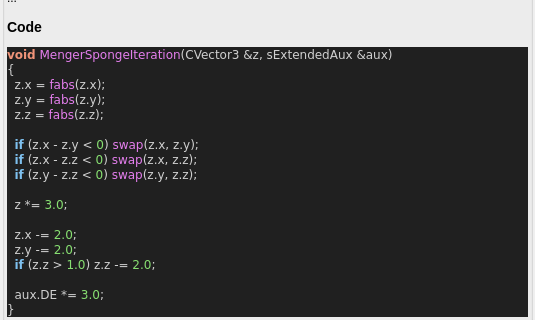
Above: mandelbulber2/qt_data/fractal_menger_sponge.ui from buddhi1980/mandelbulber2 before the change; both pictures show x 0 to 535 and y 193 to 513 of the 535 by 685 pixel window. Below: the same form after it.
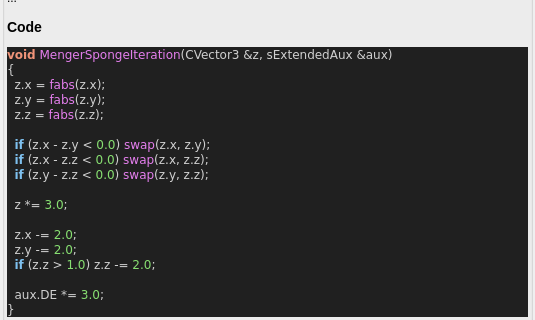
That is the form after the change. Custom widgets are drawn as their Qt base class.

Diff of the .ui file:
```diff
--- a/mandelbulber2/qt_data/fractal_menger_sponge.ui
+++ b/mandelbulber2/qt_data/fractal_menger_sponge.ui
@@ -78,9 +78,9 @@
   z&lt;span style=&quot;color:#d0d0d0&quot;&gt;.&lt;/span&gt;y &lt;span style=&quot;color:#d0d0d0&quot;&gt;=&lt;/span&gt; &lt;span style=&quot;color:#e47eed&quot;&gt;fabs&lt;/span&gt;&lt;span style=&quot;color:#d0d0d0&quot;&gt;(&lt;/span&gt;z&lt;span style=&quot;color:#d0d0d0&quot;&gt;.&lt;/span&gt;y&lt;span style=&quot;color:#d0d0d0&quot;&gt;);&lt;/span&gt;
   z&lt;span style=&quot;color:#d0d0d0&quot;&gt;.&lt;/span&gt;z &lt;span style=&quot;color:#d0d0d0&quot;&gt;=&lt;/span&gt; &lt;span style=&quot;color:#e47eed&quot;&gt;fabs&lt;/span&gt;&lt;span style=&quot;color:#d0d0d0&quot;&gt;(&lt;/span&gt;z&lt;span style=&quot;color:#d0d0d0&quot;&gt;.&lt;/span&gt;z&lt;span style=&quot;color:#d0d0d0&quot;&gt;);&lt;/span&gt;
 
-  &lt;span style=&quot;color:#7ec0ee; font-weight:bold&quot;&gt;if&lt;/span&gt; &lt;span style=&quot;color:#d0d0d0&quot;&gt;(&lt;/span&gt;z&lt;span style=&quot;color:#d0d0d0&quot;&gt;.&lt;/span&gt;x &lt;span style=&quot;color:#d0d0d0&quot;&gt;-&lt;/span&gt; z&lt;span style=&quot;color:#d0d0d0&quot;&gt;.&lt;/span&gt;y &lt;span style=&quot;color:#d0d0d0&quot;&gt;&amp;lt;&lt;/span&gt; &lt;span style=&quot;color:#87df71&quot;&gt;0&lt;/span&gt;&lt;span style=&quot;color:#d0d0d0&quot;&gt;)&lt;/span&gt; &lt;span style=&quot;color:#e47eed&quot;&gt;swap&lt;/span&gt;&lt;span style=&quot;color:#d0d0d0&quot;&gt;(&lt;/span&gt;z&lt;span style=&quot;color:#d0d0d0&quot;&gt;.&lt;/span&gt;x&lt;span style=&quot;color:#d0d0d0&quot;&gt;,&lt;/span&gt; z&lt;span style=&quot;color:#d0d0d0&quot;&gt;.&lt;/span&gt;y&lt;span style=&quot;color:#d0d0d0&quot;&gt;);&lt;/span&gt;
-  &lt;span style=&quot;color:#7ec0ee; font-weight:bold&quot;&gt;if&lt;/span&gt; &lt;span style=&quot;color:#d0d0d0&quot;&gt;(&lt;/span&gt;z&lt;span style=&quot;color:#d0d0d0&quot;&gt;.&lt;/span&gt;x &lt;span style=&quot;color:#d0d0d0&quot;&gt;-&lt;/span&gt; z&lt;span style=&quot;color:#d0d0d0&quot;&gt;.&lt;/span&gt;z &lt;span style=&quot;color:#d0d0d0&quot;&gt;&amp;lt;&lt;/span&gt; &lt;span style=&quot;color:#87df71&quot;&gt;0&lt;/span&gt;&lt;span style=&quot;color:#d0d0d0&quot;&gt;)&lt;/span&gt; &lt;span style=&quot;color:#e47eed&quot;&gt;swap&lt;/span&gt;&lt;span style=&quot;color:#d0d0d0&quot;&gt;(&lt;/span&gt;z&lt;span style=&quot;color:#d0d0d0&quot;&gt;.&lt;/span&gt;x&lt;span style=&quot;color:#d0d0d0&quot;&gt;,&lt;/span&gt; z&lt;span style=&quot;color:#d0d0d0&quot;&gt;.&lt;/span&gt;z&lt;span style=&quot;color:#d0d0d0&quot;&gt;);&lt;/span&gt;
-  &lt;span style=&quot;color:#7ec0ee; font-weight:bold&quot;&gt;if&lt;/span&gt; &lt;span style=&quot;color:#d0d0d0&quot;&gt;(&lt;/span&gt;z&lt;span style=&quot;color:#d0d0d0&quot;&gt;.&lt;/span&gt;y &lt;span style=&quot;color:#d0d0d0&quot;&gt;-&lt;/span&gt; z&lt;span style=&quot;color:#d0d0d0&quot;&gt;.&lt;/span&gt;z &lt;span style=&quot;color:#d0d0d0&quot;&gt;&amp;lt;&lt;/span&gt; &lt;span style=&quot;color:#87df71&quot;&gt;0&lt;/span&gt;&lt;span style=&quot;color:#d0d0d0&quot;&gt;)&lt;/span&gt; &lt;span style=&quot;color:#e47eed&quot;&gt;swap&lt;/span&gt;&lt;span style=&quot;color:#d0d0d0&quot;&gt;(&lt;/span&gt;z&lt;span style=&quot;color:#d0d0d0&quot;&gt;.&lt;/span&gt;y&lt;span style=&quot;color:#d0d0d0&quot;&gt;,&lt;/span&gt; z&lt;span style=&quot;color:#d0d0d0&quot;&gt;.&lt;/span&gt;z&lt;span style=&quot;color:#d0d0d0&quot;&gt;);&lt;/span&gt;
+  &lt;span style=&quot;color:#7ec0ee; font-weight:bold&quot;&gt;if&lt;/span&gt; &lt;span style=&quot;color:#d0d0d0&quot;&gt;(&lt;/span&gt;z&lt;span style=&quot;color:#d0d0d0&quot;&gt;.&lt;/span&gt;x &lt;span style=&quot;color:#d0d0d0&quot;&gt;-&lt;/span&gt; z&lt;span style=&quot;color:#d0d0d0&quot;&gt;.&lt;/span&gt;y &lt;span style=&quot;color:#d0d0d0&quot;&gt;&amp;lt;&lt;/span&gt; &lt;span style=&quot;color:#87df71&quot;&gt;0.0&lt;/span&gt;&lt;span style=&quot;color:#d0d0d0&quot;&gt;)&lt;/span&gt; &lt;span style=&quot;color:#e47eed&quot;&gt;swap&lt;/span&gt;&lt;span style=&quot;color:#d0d0d0&quot;&gt;(&lt;/span&gt;z&lt;span style=&quot;color:#d0d0d0&quot;&gt;.&lt;/span&gt;x&lt;span style=&quot;color:#d0d0d0&quot;&gt;,&lt;/span&gt; z&lt;span style=&quot;color:#d0d0d0&quot;&gt;.&lt;/span&gt;y&lt;span style=&quot;color:#d0d0d0&quot;&gt;);&lt;/span&gt;
+  &lt;span style=&quot;color:#7ec0ee; font-weight:bold&quot;&gt;if&lt;/span&gt; &lt;span style=&quot;color:#d0d0d0&quot;&gt;(&lt;/span&gt;z&lt;span style=&quot;color:#d0d0d0&quot;&gt;.&lt;/span&gt;x &lt;span style=&quot;color:#d0d0d0&quot;&gt;-&lt;/span&gt; z&lt;span style=&quot;color:#d0d0d0&quot;&gt;.&lt;/span&gt;z &lt;span style=&quot;color:#d0d0d0&quot;&gt;&amp;lt;&lt;/span&gt; &lt;span style=&quot;color:#87df71&quot;&gt;0.0&lt;/span&gt;&lt;span style=&quot;color:#d0d0d0&quot;&gt;)&lt;/span&gt; &lt;span style=&quot;color:#e47eed&quot;&gt;swap&lt;/span&gt;&lt;span style=&quot;color:#d0d0d0&quot;&gt;(&lt;/span&gt;z&lt;span style=&quot;color:#d0d0d0&quot;&gt;.&lt;/span&gt;x&lt;span style=&quot;color:#d0d0d0&quot;&gt;,&lt;/span&gt; z&lt;span style=&quot;color:#d0d0d0&quot;&gt;.&lt;/span&gt;z&lt;span style=&quot;color:#d0d0d0&quot;&gt;);&lt;/span&gt;
+  &lt;span style=&quot;color:#7ec0ee; font-weight:bold&quot;&gt;if&lt;/span&gt; &lt;span style=&quot;color:#d0d0d0&quot;&gt;(&lt;/span&gt;z&lt;span style=&quot;color:#d0d0d0&quot;&gt;.&lt;/span&gt;y &lt;span style=&quot;color:#d0d0d0&quot;&gt;-&lt;/span&gt; z&lt;span style=&quot;color:#d0d0d0&quot;&gt;.&lt;/span&gt;z &lt;span style=&quot;color:#d0d0d0&quot;&gt;&amp;lt;&lt;/span&gt; &lt;span style=&quot;color:#87df71&quot;&gt;0.0&lt;/span&gt;&lt;span style=&quot;color:#d0d0d0&quot;&gt;)&lt;/span&gt; &lt;span style=&quot;color:#e47eed&quot;&gt;swap&lt;/span&gt;&lt;span style=&quot;color:#d0d0d0&quot;&gt;(&lt;/span&gt;z&lt;span style=&quot;color:#d0d0d0&quot;&gt;.&lt;/span&gt;y&lt;span style=&quot;color:#d0d0d0&quot;&gt;,&lt;/span&gt; z&lt;span style=&quot;color:#d0d0d0&quot;&gt;.&lt;/span&gt;z&lt;span style=&quot;color:#d0d0d0&quot;&gt;);&lt;/span&gt;
 
   z &lt;span style=&quot;color:#d0d0d0&quot;&gt;*=&lt;/span&gt; &lt;span style=&quot;color:#87df71&quot;&gt;3.0&lt;/span&gt;&lt;span style=&quot;color:#d0d0d0&quot;&gt;;&lt;/span&gt;
 
```
